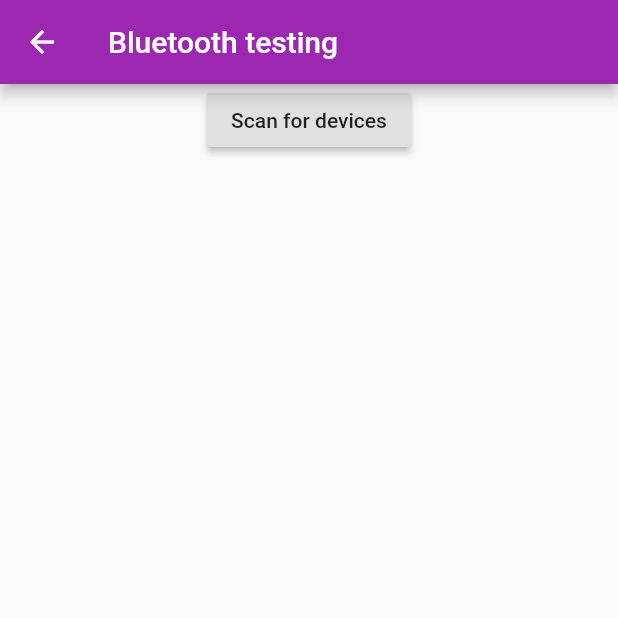
After one commit to matheus-neumann/fleetdesk-1, a Flutter app: the BluetoothPage screen opened by its route, after a tap on "Scan for devices", on a phone screen of 412 x 824 dp, the top half of it. The commit adds this screen. Run offline on Flutter 3.47's test engine with Material 2 defaults, Android fonts, the phone set to English and light mode, and no system bars; our stand-ins replace flutter_blue, flutter_screenutil, flutter_svg, get; missing offline and left inert: flutter_background_geolocation; Roboto replaces fonts that are missing (Georgia).

Commit message:
bluetooth testing created aux files for recovery password

```diff
--- /dev/null
+++ b/lib/app/bindings/bluetooth_binding.dart
@@ -0,0 +1,11 @@
+import 'package:fleetdesk/app/controller/demos/bluetooth_controller.dart';
+import 'package:get/get.dart';
+
+class BluetoothBinding implements Bindings {
+  @override
+  void dependencies() {
+    Get.lazyPut<BluetoothController>(() {
+      return BluetoothController();
+    });
+  }
+}
--- /dev/null
+++ b/lib/app/controller/demos/bluetooth_controller.dart
@@ -0,0 +1,27 @@
+import 'dart:convert';
+
+import 'package:get/get.dart';
+
+import 'package:flutter_background_geolocation/flutter_background_geolocation.dart'
+    as bg;
+import 'package:flutter_blue/flutter_blue.dart';
+
+class BluetoothController extends GetxController {
+  FlutterBlue flutterBlue = FlutterBlue.instance;
+
+  List<String> devices = List<String>();
+
+  void scanForDevices() {
+    // Listen to scan results
+    flutterBlue.scanResults.listen((results) {
+      // do something with scan results
+      for (ScanResult r in results) {
+        print('${r.device.name} found! rssi: ${r.rssi}');
+        devices.add('${r.device.name} found! rssi: ${r.rssi}');
+      }
+    });
+
+    // Stop scanning
+    flutterBlue.stopScan();
+  }
+}
--- a/lib/app/routes/app_routes.dart
+++ b/lib/app/routes/app_routes.dart
@@ -4,4 +4,6 @@ abstract class Routes {
   static const INITIAL = '/';
   static const LOGIN = '/login';
   static const GEOLOCATOR = '/geolocator';
+  static const PW_RECOVERY = '/pw_recovery';
+  static const BLUETOOTH = '/bluetooth';
 }
--- /dev/null
+++ b/lib/app/ui/android/demos/bluetooth_page.dart
@@ -0,0 +1,36 @@
+import 'package:fleetdesk/app/controller/demos/bluetooth_controller.dart';
+import 'package:flutter/material.dart';
+import 'package:get/get.dart';
+
+class BluetoothPage extends StatelessWidget {
+  BluetoothController bluetoothController = Get.find<BluetoothController>();
+
+  @override
+  Widget build(BuildContext context) {
+    return Scaffold(
+        appBar: AppBar(
+          title: Text('Bluetooth testing'),
+        ),
+        body: GetBuilder<BluetoothController>(
+            init: bluetoothController,
+            builder: (_) {
+              return Column(
+                children: [
+                  RaisedButton(
+                    child: Text('Scan for devices'),
+                    onPressed: () {
+                      _.scanForDevices();
+                    },
+                  ),
+                  ListView.builder(
+                    shrinkWrap: true,
+                    itemBuilder: (ctx, index) {
+                      return Text(_.devices[index]);
+                    },
+                    itemCount: _.devices.length,
+                  ),
+                ],
+              );
+            }));
+  }
+}
--- a/lib/app/ui/android/splash/splash_page.dart
+++ b/lib/app/ui/android/splash/splash_page.dart
@@ -23,6 +23,7 @@ class SplashPage extends StatelessWidget {
                 children: [
                   Container(
                     width: 224.w,
+
                     height: 50.h,
                     margin: EdgeInsets.only(top: 295.h, left: 68.w),
                     child: Image.asset(AppAssets.fleetdeskLogo),
@@ -34,6 +35,13 @@ class SplashPage extends StatelessWidget {
                     ),
                     onPressed: () {
                       Get.toNamed(Routes.GEOLOCATOR);
+                    },
+                  ),
+                  FlatButton(
+                    child: Text('bluetooth',
+                        style: TextStyle(color: Colors.white)),
+                    onPressed: () {
+                      Get.toNamed(Routes.BLUETOOTH);
                     },
                   ),
                   FlatButton(
--- a/pubspec.yaml
+++ b/pubspec.yaml
@@ -31,6 +31,7 @@ dependencies:
   flutter_screenutil: ^2.3.1
   flutter_background_geolocation: ^1.9.3
   shared_preferences: ^0.5.8
+  flutter_blue: ^0.7.2
 
   # The following adds the Cupertino Icons font to your application.
   # Use with the CupertinoIcons class for iOS style icons.
```
Also changed, not shown: lib/app/bindings/recovery_password_binding.dart (added, +15 -0 lines), lib/app/controller/recovery_password/recovery_password_controller.dart (added, +27 -0 lines), lib/app/routes/app_pages.dart (+11 -0 lines), lib/app/ui/android/login/login_page.dart (+3 -5 lines), lib/app/ui/android/recovery_password/recovery_password_page.dart (+6 -8 lines), pubspec.lock, 1 other file.
